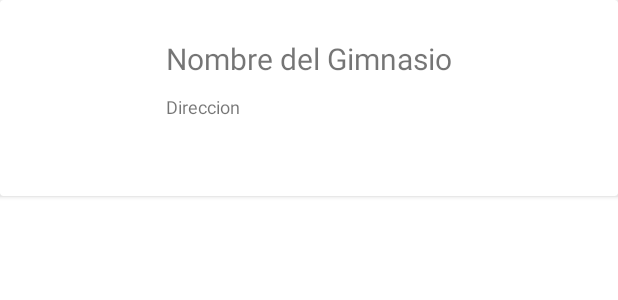
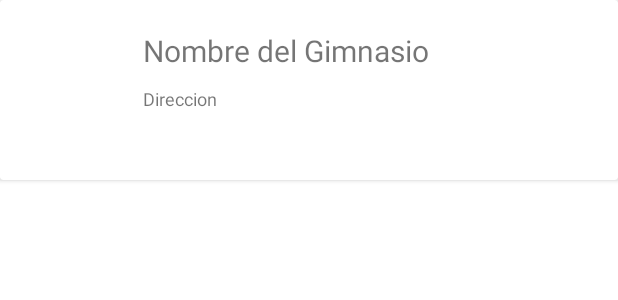
Before and after one commit to UTN-FRBA-Mobile/FitnessApp, an Android app: the layout gym_result_item.xml on its own in the app's theme, with its tools: preview values and no code run, on a phone screen of 412 x 824 dp. Shown: the top 300 px of the screen. Run offline under Robolectric (Android 15) with nearby library versions, the phone set to English and light mode, and no system bars.

Commit message:
Result item margin vertical fix

```diff
--- a/app/src/main/res/layout/gym_result_item.xml
+++ b/app/src/main/res/layout/gym_result_item.xml
@@ -11,7 +11,7 @@
         android:layout_height="wrap_content">
 
         <androidx.constraintlayout.widget.ConstraintLayout
-            android:layout_margin="15dp"
+            android:layout_marginVertical="10dp"
             android:padding="10dp"
             android:layout_width="match_parent"
             android:layout_height="wrap_content">
```
